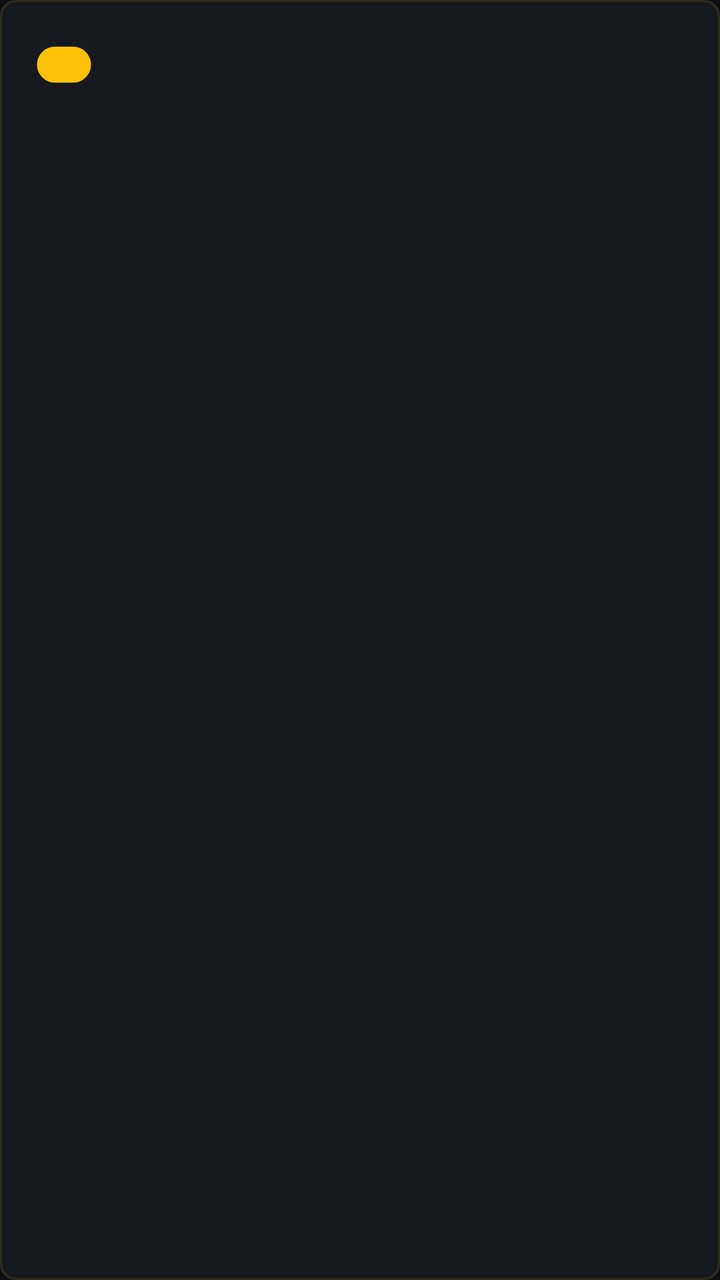
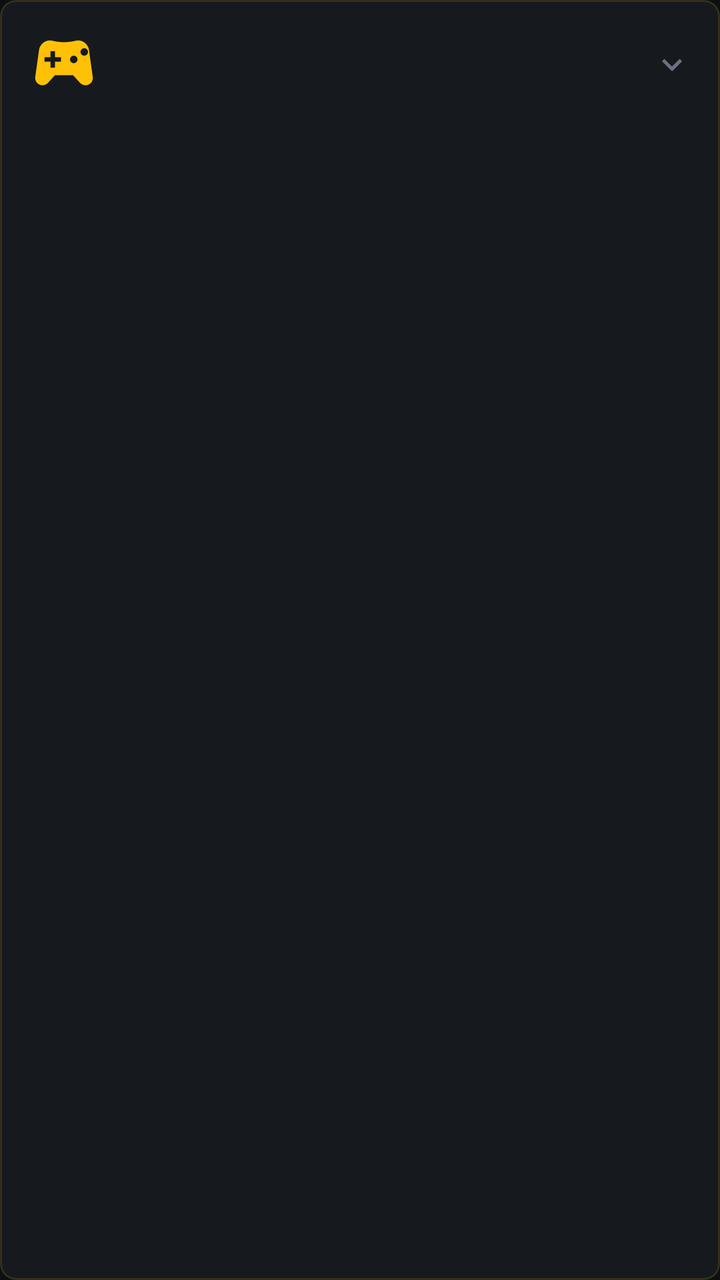

Before-and-after screenshots of an Android layout around one commit, followed by the original layout XML and the change that was made.
<!-- AndroidManifest.xml: application theme Theme.Dish -->
<!-- res/layout/item_controller.xml -->
<?xml version="1.0" encoding="utf-8"?>
<com.google.android.material.card.MaterialCardView xmlns:android="http://schemas.android.com/apk/res/android"
    xmlns:app="http://schemas.android.com/apk/res-auto"
    android:id="@+id/cardRoot"
    android:layout_width="match_parent"
    android:layout_height="wrap_content"
    android:layout_marginBottom="10dp"
    app:cardBackgroundColor="@color/colorSurface"
    app:cardCornerRadius="8dp"
    app:cardElevation="0dp"
    app:strokeColor="@color/colorCardStroke"
    app:strokeWidth="1dp">

    <LinearLayout
        android:layout_width="match_parent"
        android:layout_height="wrap_content"
        android:orientation="vertical">

        
        <LinearLayout
            android:layout_width="match_parent"
            android:layout_height="wrap_content"
            android:orientation="horizontal"
            android:padding="14dp"
            android:gravity="center_vertical">

            <ImageView
                android:id="@+id/ivControllerType"
                android:layout_width="36dp"
                android:layout_height="36dp"
                android:src="@drawable/ctrl_xbox"
                app:tint="@color/colorPrimary" />

            <LinearLayout
                android:layout_width="0dp"
                android:layout_height="wrap_content"
                android:layout_weight="1"
                android:layout_marginStart="14dp"
                android:orientation="vertical">

                <TextView
                    android:id="@+id/tvControllerName"
                    android:layout_width="wrap_content"
                    android:layout_height="wrap_content"
                    android:textColor="@color/colorOnSurface"
                    android:textSize="15sp"
                    android:textStyle="bold" />

                <TextView
                    android:id="@+id/tvSlotStatus"
                    android:layout_width="wrap_content"
                    android:layout_height="wrap_content"
                    android:textColor="@color/colorMuted"
                    android:textSize="12sp" />
            </LinearLayout>

            <View
                android:id="@+id/dotStatus"
                android:layout_width="8dp"
                android:layout_height="8dp" />
        </LinearLayout>

        
        <LinearLayout
            android:id="@+id/llBody"
            android:layout_width="match_parent"
            android:layout_height="wrap_content"
            android:orientation="vertical"
            android:paddingHorizontal="14dp"
            android:paddingBottom="14dp"
            android:visibility="gone">

            <TextView
                android:layout_width="match_parent"
                android:layout_height="wrap_content"
                android:text="Output to"
                android:textColor="@color/colorMuted"
                android:textSize="11sp"
                android:fontFamily="monospace"
                android:letterSpacing="0.12"
                android:paddingBottom="6dp" />

            <LinearLayout
                android:id="@+id/llConnectionList"
                android:layout_width="match_parent"
                android:layout_height="wrap_content"
                android:orientation="vertical" />

            <com.google.android.material.button.MaterialButton
                android:id="@+id/btnUnbind"
                style="@style/Widget.Dish.Button.Outlined"
                android:layout_width="match_parent"
                android:layout_height="wrap_content"
                android:layout_marginTop="8dp"
                android:text="Unbind"
                android:textAllCaps="false"
                android:visibility="gone" />

            <com.google.android.material.button.MaterialButton
                android:id="@+id/btnOpenGamepad"
                style="@style/Widget.Dish.Button.Outlined"
                android:layout_width="match_parent"
                android:layout_height="wrap_content"
                android:layout_marginTop="8dp"
                android:text="Open Gamepad"
                android:textAllCaps="false"
                android:visibility="gone" />
        </LinearLayout>
    </LinearLayout>
</com.google.android.material.card.MaterialCardView>
<!-- resources referenced by this layout -->
<resources>
  <color name="colorCardStroke">#1FFFC107</color>
  <color name="colorMuted">#6B7280</color>
  <color name="colorOnSurface">#EAEAEA</color>
  <color name="colorPrimary">#FFC107</color>
  <color name="colorSurface">#161A1F</color>
  <!-- drawable ctrl_xbox (drawable) -->
  <vector xmlns:android="http://schemas.android.com/apk/res/android"
      android:width="64dp"
      android:height="64dp"
      android:viewportWidth="64"
      android:viewportHeight="64">
      <path
          android:pathData="M8,32 C8,23.16 15.16,16 24,16 L40,16 C48.84,16 56,23.16 56,32 L56,32 C56,40.84 48.84,48 40,48 L24,48 C15.16,48 8,40.84 8,32 Z"
          android:fillColor="#107C10"/>
      <path
          android:pathData="M24,28 m-5,0 a5,5 0 1,1 10,0 a5,5 0 1,1 -10,0"
          android:fillColor="#FFFFFF"
          android:fillAlpha="0.9"/>
      <path
          android:pathData="M40,28 m-2,0 a2,2 0 1,1 4,0 a2,2 0 1,1 -4,0"
          android:fillColor="#FFFFFF"
          android:fillAlpha="0.9"/>
      <path
          android:pathData="M44,24 m-2,0 a2,2 0 1,1 4,0 a2,2 0 1,1 -4,0"
          android:fillColor="#FFFFFF"
          android:fillAlpha="0.9"/>
      <path
          android:pathData="M36,24 m-2,0 a2,2 0 1,1 4,0 a2,2 0 1,1 -4,0"
          android:fillColor="#FFFFFF"
          android:fillAlpha="0.9"/>
      <path
          android:pathData="M40,20 m-2,0 a2,2 0 1,1 4,0 a2,2 0 1,1 -4,0"
          android:fillColor="#FFFFFF"
          android:fillAlpha="0.9"/>
  </vector>
  <style name="Widget.Dish.Button.Outlined" parent="Widget.MaterialComponents.Button.OutlinedButton">
          <item name="backgroundTint">@android:color/transparent</item>
          <item name="android:textColor">@color/colorOnSurface</item>
          <item name="strokeColor">@color/colorOutline</item>
          <item name="strokeWidth">1dp</item>
          <item name="android:textAllCaps">true</item>
          <item name="android:letterSpacing">0.04</item>
          <item name="cornerRadius">6dp</item>
          <item name="android:insetTop">0dp</item>
          <item name="android:insetBottom">0dp</item>
          <item name="rippleColor">@color/colorPrimaryDark</item>
      </style>
  <color name="colorOutline">#222831</color>
  <color name="colorPrimaryDark">#A65F1E</color>
  <color name="colorOnPrimary">#0D0F12</color>
  <color name="colorPrimaryMid">#C27A2C</color>
  <color name="colorError">#E74C3C</color>
  <color name="colorBackground">#0D0F12</color>
  <style name="Widget.Dish.Button" parent="Widget.MaterialComponents.Button">
          <item name="backgroundTint">@color/colorPrimaryDark</item>
          <item name="android:textColor">@color/colorOnSurface</item>
          <item name="android:textAllCaps">true</item>
          <item name="android:letterSpacing">0.04</item>
          <item name="cornerRadius">6dp</item>
          <item name="android:insetTop">0dp</item>
          <item name="android:insetBottom">0dp</item>
          <item name="rippleColor">@color/colorPrimaryMid</item>
      </style>
  <!-- unchanged entries left out for length: 1 -->
</resources>

<!-- the commit's change to res/layout/item_controller.xml (unified diff, before → after) -->
@@ -28,7 +28,7 @@
                 android:id="@+id/ivControllerType"
                 android:layout_width="36dp"
                 android:layout_height="36dp"
-                android:src="@drawable/ctrl_xbox"
+                android:src="@drawable/ic_gamepad"
                 app:tint="@color/colorPrimary" />
 
             <LinearLayout
@@ -57,7 +57,30 @@
             <View
                 android:id="@+id/dotStatus"
                 android:layout_width="8dp"
-                android:layout_height="8dp" />
+                android:layout_height="8dp"
+                android:layout_marginEnd="12dp" />
+
+            <ImageView
+                android:id="@+id/ivOpenGamepadQuick"
+                android:layout_width="28dp"
+                android:layout_height="28dp"
+                android:padding="2dp"
+                android:src="@drawable/ic_open_gamepad"
+                android:contentDescription="Open gamepad"
+                android:background="?attr/selectableItemBackgroundBorderless"
+                android:clickable="true"
+                android:focusable="true"
+                android:visibility="gone"
+                app:tint="@color/colorPrimary" />
+
+            <ImageView
+                android:id="@+id/ivChevron"
+                android:layout_width="20dp"
+                android:layout_height="20dp"
+                android:layout_marginStart="6dp"
+                android:src="@drawable/ic_chevron_down"
+                android:contentDescription="Expand"
+                app:tint="@color/colorMuted" />
         </LinearLayout>
 
         
@@ -98,12 +121,15 @@
 
             <com.google.android.material.button.MaterialButton
                 android:id="@+id/btnOpenGamepad"
-                style="@style/Widget.Dish.Button.Outlined"
+                style="@style/Widget.Dish.Button"
                 android:layout_width="match_parent"
                 android:layout_height="wrap_content"
                 android:layout_marginTop="8dp"
                 android:text="Open Gamepad"
                 android:textAllCaps="false"
+                app:icon="@drawable/ic_open_gamepad"
+                app:iconGravity="textStart"
+                app:iconTint="@color/colorOnSurface"
                 android:visibility="gone" />
         </LinearLayout>
     </LinearLayout>
<!-- resource entries referenced after the edit -->
@@ -5,35 +5,37 @@
   <color name="colorOnSurface">#EAEAEA</color>
   <color name="colorPrimary">#FFC107</color>
   <color name="colorSurface">#161A1F</color>
-  <!-- drawable ctrl_xbox (drawable) -->
+  <!-- drawable ic_chevron_down (drawable) -->
   <vector xmlns:android="http://schemas.android.com/apk/res/android"
-      android:width="64dp"
-      android:height="64dp"
-      android:viewportWidth="64"
-      android:viewportHeight="64">
+      android:width="24dp"
+      android:height="24dp"
+      android:viewportWidth="24"
+      android:viewportHeight="24">
       <path
-          android:pathData="M8,32 C8,23.16 15.16,16 24,16 L40,16 C48.84,16 56,23.16 56,32 L56,32 C56,40.84 48.84,48 40,48 L24,48 C15.16,48 8,40.84 8,32 Z"
-          android:fillColor="#107C10"/>
+          android:fillColor="#FFFFFF"
+          android:pathData="M16.59,8.59 L12,13.17 L7.41,8.59 L6,10 L12,16 L18,10 Z"/>
+  </vector>
+  <!-- drawable ic_gamepad (drawable) -->
+  <vector xmlns:android="http://schemas.android.com/apk/res/android"
+      android:width="24dp"
+      android:height="24dp"
+      android:viewportWidth="24"
+      android:viewportHeight="24">
       <path
-          android:pathData="M24,28 m-5,0 a5,5 0 1,1 10,0 a5,5 0 1,1 -10,0"
           android:fillColor="#FFFFFF"
-          android:fillAlpha="0.9"/>
+          android:fillType="evenOdd"
+          android:pathData="M21.58,16.09 L20.32,7.09 C20.05,5.27 18.49,3.91 16.66,3.91 C15.94,3.91 14.66,4.5 12,4.5 C9.34,4.5 8.06,3.91 7.34,3.91 C5.51,3.91 3.95,5.27 3.68,7.09 L2.42,16.09 C2.21,17.55 3.34,18.86 4.81,18.86 C5.5,18.86 6.16,18.58 6.64,18.07 L8.99,15.5 L15.01,15.5 L17.36,18.07 C17.84,18.58 18.5,18.86 19.19,18.86 C20.66,18.86 21.79,17.55 21.58,16.09 Z M11,11 L9,11 L9,13 L7.5,13 L7.5,11 L5.5,11 L5.5,9.5 L7.5,9.5 L7.5,7.5 L9,7.5 L9,9.5 L11,9.5 L11,11 Z M15.25,11.5 C14.56,11.5 14,10.94 14,10.25 C14,9.56 14.56,9 15.25,9 C15.94,9 16.5,9.56 16.5,10.25 C16.5,10.94 15.94,11.5 15.25,11.5 Z M18.75,9 C18.06,9 17.5,8.44 17.5,7.75 C17.5,7.06 18.06,6.5 18.75,6.5 C19.44,6.5 20,7.06 20,7.75 C20,8.44 19.44,9 18.75,9 Z"/>
+  </vector>
+  <!-- drawable ic_open_gamepad (drawable) -->
+  <vector xmlns:android="http://schemas.android.com/apk/res/android"
+      android:width="24dp"
+      android:height="24dp"
+      android:viewportWidth="24"
+      android:viewportHeight="24">
+      
       <path
-          android:pathData="M40,28 m-2,0 a2,2 0 1,1 4,0 a2,2 0 1,1 -4,0"
           android:fillColor="#FFFFFF"
-          android:fillAlpha="0.9"/>
-      <path
-          android:pathData="M44,24 m-2,0 a2,2 0 1,1 4,0 a2,2 0 1,1 -4,0"
-          android:fillColor="#FFFFFF"
-          android:fillAlpha="0.9"/>
-      <path
-          android:pathData="M36,24 m-2,0 a2,2 0 1,1 4,0 a2,2 0 1,1 -4,0"
-          android:fillColor="#FFFFFF"
-          android:fillAlpha="0.9"/>
-      <path
-          android:pathData="M40,20 m-2,0 a2,2 0 1,1 4,0 a2,2 0 1,1 -4,0"
-          android:fillColor="#FFFFFF"
-          android:fillAlpha="0.9"/>
+          android:pathData="M19,19 L5,19 L5,5 L12,5 L12,3 L5,3 C3.89,3 3,3.9 3,5 L3,19 C3,20.1 3.89,21 5,21 L19,21 C20.1,21 21,20.1 21,19 L21,12 L19,12 Z M14,3 L14,5 L17.59,5 L7.76,14.83 L9.17,16.24 L19,6.41 L19,10 L21,10 L21,3 Z"/>
   </vector>
   <style name="Widget.Dish.Button.Outlined" parent="Widget.MaterialComponents.Button.OutlinedButton">
           <item name="backgroundTint">@android:color/transparent</item>
